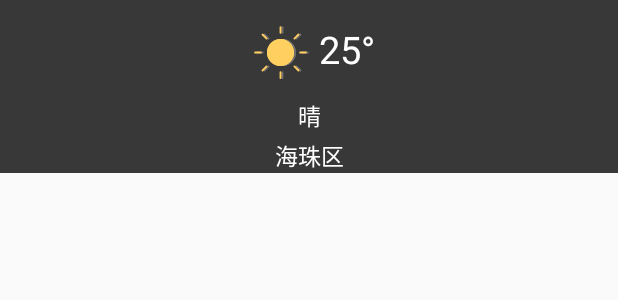
After one commit to BrinsLee/RiceWeather, an Android app: the layout view_app_widget.xml on its own in the app's theme, with its tools: preview values and no code run, on a phone screen of 412 x 824 dp. The commit adds this screen. Shown: the top 300 px of the screen. Run offline under Robolectric (Android 15) with nearby library versions, the light colour scheme and no system bars.

Commit message:
提交：优化

```diff
--- a/app/src/main/java/com/brins/riceweather/ui/MainActivity.kt
+++ b/app/src/main/java/com/brins/riceweather/ui/MainActivity.kt
@@ -85,7 +85,7 @@ class MainActivity : BaseActivity(), TencentLocationListener {
                     it as ArrayList<Index>
                 ) {
                     override fun converted(holder: ViewHolder, t: Index, position: Int) {
-                        holder.getView<TextView>(R.id.title).text = it[position].title
+                        holder.getView<TextView>(R.id.title).text = it[position].title()
                         holder.getView<TextView>(R.id.level).text = it[position].level
                         holder.getView<TextView>(R.id.desc).text = it[position].desc
 
--- a/app/src/main/java/com/brins/riceweather/ui/weather/WeatherViewModel.kt
+++ b/app/src/main/java/com/brins/riceweather/ui/weather/WeatherViewModel.kt
@@ -10,6 +10,7 @@ import com.brins.riceweather.data.model.weather.HeWeather
 import com.brins.riceweather.data.model.weather.Index
 import com.brins.riceweather.data.model.weather.Weather
 import com.brins.riceweather.data.model.weather.WeatherDetail
+import com.brins.riceweather.ui.widget.WeatherWidget
 import com.brins.riceweather.utils.*
 import kotlinx.coroutines.launch
 
@@ -42,6 +43,7 @@ class WeatherViewModel(private val repository: WeatherRepository) : ViewModel()
             isRefreshed.value = false
             currentTime = System.currentTimeMillis()
             SpUtils.obtain(FILE_COMMON, RiceWeatherApplication.context).save(KEY_TIME, currentTime)
+//            WeatherWidget.updateRemoteViews(viewModel = data)
         }, {
             Toast.makeText(RiceWeatherApplication.context, it.message, Toast.LENGTH_SHORT).show()
             isRefreshed.value = false
@@ -68,6 +70,7 @@ class WeatherViewModel(private val repository: WeatherRepository) : ViewModel()
             weather.value = data.weather?.get(0)
             index.value = weather.value?.index
             weatherId = data.city
+//            WeatherWidget.updateRemoteViews(viewModel = data)
         }, {
             Toast.makeText(RiceWeatherApplication.context, it.message, Toast.LENGTH_SHORT).show()
         })
--- a/app/src/main/res/layout/include_title_view.xml
+++ b/app/src/main/res/layout/include_title_view.xml
@@ -1,12 +1,11 @@
 <?xml version="1.0" encoding="utf-8"?>
-<layout>
+<layout xmlns:android="http://schemas.android.com/apk/res/android">
     <data>
         <variable
             name="weather"
             type="com.brins.riceweather.data.model.weather.HeWeather" />
     </data>
     <androidx.constraintlayout.widget.ConstraintLayout xmlns:app="http://schemas.android.com/apk/res-auto"
-        xmlns:android="http://schemas.android.com/apk/res/android"
         android:id="@+id/titleContainer"
         android:layout_width="match_parent"
         app:layout_constraintTop_toTopOf="parent"
@@ -44,6 +43,7 @@
             app:layout_constraintTop_toTopOf="parent"
             android:layout_marginEnd="15dp"
             android:src="@drawable/ic_title_menu"
-            />
+            android:layout_marginRight="15dp"
+            android:visibility="invisible"/>
     </androidx.constraintlayout.widget.ConstraintLayout>
 </layout>
--- /dev/null
+++ b/app/src/main/res/layout/view_app_widget.xml
@@ -0,0 +1,83 @@
+<?xml version="1.0" encoding="utf-8"?>
+
+<androidx.constraintlayout.widget.ConstraintLayout xmlns:android="http://schemas.android.com/apk/res/android"
+    xmlns:app="http://schemas.android.com/apk/res-auto"
+    android:layout_width="match_parent"
+    android:layout_height="wrap_content"
+    android:background="@color/colorPrimaryDark"
+    android:id="@+id/container">
+
+    <LinearLayout
+        android:id="@+id/ivContainer"
+        android:layout_width="wrap_content"
+        android:layout_height="wrap_content"
+        android:orientation="horizontal"
+        app:layout_constraintEnd_toEndOf="parent"
+        app:layout_constraintStart_toStartOf="parent"
+        app:layout_constraintTop_toTopOf="parent">
+
+        <ImageView
+            android:id="@+id/iv_weather"
+            android:layout_width="50dp"
+            android:layout_height="50dp"
+            android:layout_marginTop="10dp"
+            android:scaleType="fitXY"
+            android:src="@drawable/ic_weather_sun_sunny" />
+        <TextView
+            android:id="@+id/temp"
+            android:layout_width="wrap_content"
+            android:layout_height="wrap_content"
+            android:layout_marginTop="15dp"
+            android:text="25°"
+            android:textColor="@color/white"
+            android:textSize="25sp" />
+    </LinearLayout>
+
+    <TextView
+        android:id="@+id/weather"
+        android:layout_width="wrap_content"
+        android:layout_height="wrap_content"
+        android:layout_marginTop="5dp"
+        android:text="晴"
+        android:textColor="@color/white"
+        android:textSize="15sp"
+        app:layout_constraintEnd_toEndOf="parent"
+        app:layout_constraintStart_toStartOf="parent"
+        app:layout_constraintTop_toBottomOf="@id/ivContainer" />
+
+    <TextView
+        android:id="@+id/location"
+        android:layout_width="wrap_content"
+        android:layout_height="wrap_content"
+        android:layout_marginTop="3dp"
+        android:text="海珠区"
+        android:textColor="@color/white"
+        android:textSize="15sp"
+        app:layout_constraintEnd_toEndOf="parent"
+        app:layout_constraintStart_toStartOf="parent"
+        app:layout_constraintTop_toBottomOf="@id/weather" />
+
+    <!--        <TextView
+                android:id="@+id/maxTemp"
+                android:layout_width="wrap_content"
+                android:layout_height="wrap_content"
+                android:layout_marginStart="15dp"
+                android:text="@{weather.maxTemp}"
+                android:textSize="20sp"
+                bind:layout_constraintEnd_toEndOf="@id/weather"
+                bind:layout_constraintStart_toStartOf="@id/weather"
+                bind:layout_constraintTop_toBottomOf="@id/weather"
+                android:layout_marginLeft="15dp" />-->
+
+    <!--        <TextView
+                android:id="@+id/minTemp"
+                android:layout_width="wrap_content"
+                android:layout_height="wrap_content"
+                android:layout_marginStart="15dp"
+                android:text="@{weather.}"
+                android:textSize="20sp"
+                bind:layout_constraintEnd_toEndOf="@id/weather"
+                bind:layout_constraintStart_toStartOf="@id/weather"
+                bind:layout_constraintTop_toBottomOf="@id/maxTemp"
+                android:layout_marginLeft="15dp" />-->
+</androidx.constraintlayout.widget.ConstraintLayout>
```
Also changed, not shown: app/src/main/AndroidManifest.xml (+9 -0 lines), app/src/main/java/com/brins/riceweather/data/model/weather/Index.kt (+8 -0 lines), app/src/main/java/com/brins/riceweather/ui/widget/WeatherWidget.kt (added, +61 -0 lines), app/src/main/res/layout/include_temperature_view.xml (+6 -3 lines), app/src/main/res/xml/weather_info.xml (added, +7 -0 lines).
